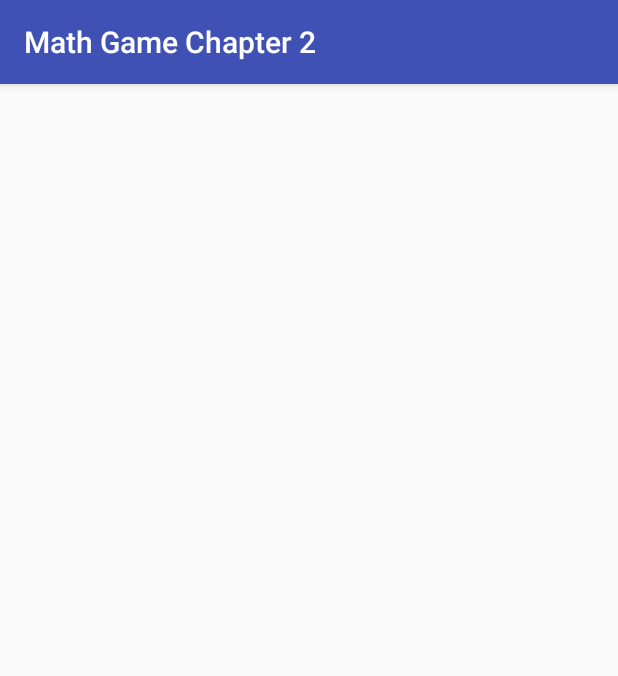
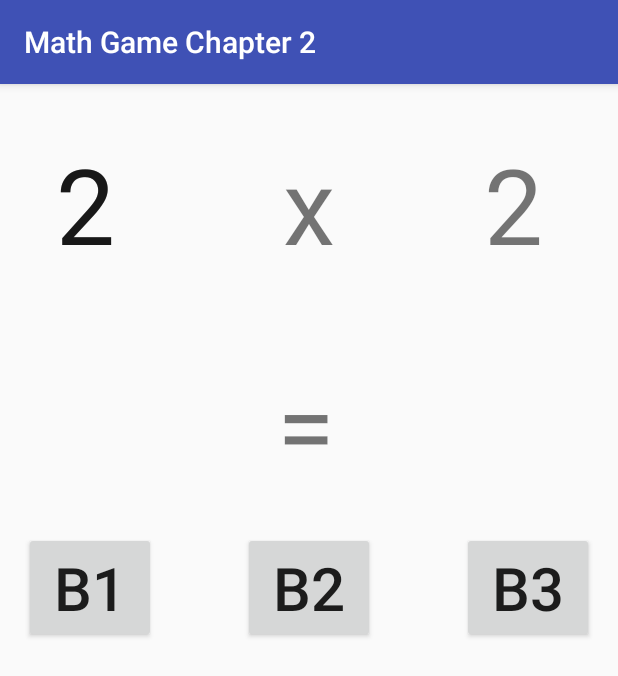
Before and after one commit to GeorgeHernandez/AndroidGame, an Android app: the GameActivity screen opened directly, with no data from a screen before it, on a phone screen of 412 x 824 dp. Shown: the top 676 px of the screen. Run offline under Robolectric (Android 15) with nearby library versions, the phone set to English and light mode, and no system bars.

Commit message:
Added text and buttons.

```diff
--- a/app/src/main/res/layout/activity_game.xml
+++ b/app/src/main/res/layout/activity_game.xml
@@ -10,4 +10,104 @@
     android:paddingTop="@dimen/activity_vertical_margin"
     tools:context="com.georgehernandez.mathgamechapter2.GameActivity">
 
+  <TextView
+      android:text="2"
+      android:layout_width="wrap_content"
+      android:layout_height="wrap_content"
+      android:layout_alignParentTop="true"
+      android:layout_alignParentLeft="true"
+      android:layout_alignParentStart="true"
+      android:layout_marginLeft="21dp"
+      android:layout_marginStart="21dp"
+      android:layout_marginTop="17dp"
+      android:id="@+id/textPartA"
+      android:textSize="70sp"/>
+
+  <TextView
+      android:text="="
+      android:layout_width="wrap_content"
+      android:layout_height="wrap_content"
+      android:layout_below="@+id/textOperator"
+      android:layout_alignRight="@+id/textOperator"
+      android:layout_alignEnd="@+id/textOperator"
+      android:layout_marginTop="53dp"
+      android:id="@+id/textView5"
+      android:textSize="70sp"/>
+
+  <TextView
+      android:text="2"
+      android:layout_width="wrap_content"
+      android:layout_height="wrap_content"
+      android:layout_alignParentTop="true"
+      android:layout_alignParentLeft="true"
+      android:layout_alignParentStart="true"
+      android:layout_marginLeft="21dp"
+      android:layout_marginStart="21dp"
+      android:layout_marginTop="17dp"
+      android:id="@+id/textView7"
+      android:textSize="70sp"/>
+
+  <TextView
+      android:text="2"
+      android:layout_width="wrap_content"
+      android:layout_height="wrap_content"
+      android:layout_marginRight="34dp"
+      android:layout_marginEnd="34dp"
+      android:id="@+id/textPartB"
+      android:layout_alignBaseline="@+id/textOperator"
+      android:layout_alignBottom="@+id/textOperator"
+      android:layout_alignParentRight="true"
+      android:layout_alignParentEnd="true"
+      android:textSize="70sp"/>
+
+  <TextView
+      android:text="2"
+      android:layout_width="wrap_content"
+      android:layout_height="wrap_content"
+      android:id="@+id/textView6"
+      android:textSize="70sp"
+      android:layout_alignBaseline="@+id/textPartA"
+      android:layout_alignBottom="@+id/textPartA"
+      android:layout_alignLeft="@+id/textPartA"
+      android:layout_alignStart="@+id/textPartA"/>
+
+  <TextView
+      android:text="x"
+      android:layout_width="wrap_content"
+      android:layout_height="wrap_content"
+      android:id="@+id/textOperator"
+      android:textSize="70sp"
+      android:layout_alignBaseline="@+id/textPartA"
+      android:layout_alignBottom="@+id/textPartA"
+      android:layout_centerHorizontal="true"/>
+
+  <Button
+      android:text="b1"
+      android:layout_width="wrap_content"
+      android:layout_height="wrap_content"
+      android:layout_below="@+id/textView5"
+      android:layout_alignParentLeft="true"
+      android:layout_alignParentStart="true"
+      android:layout_marginTop="25dp"
+      android:id="@+id/buttonChoice1"
+      android:textSize="40sp"/>
+
+  <Button
+      android:text="b3"
+      android:layout_width="wrap_content"
+      android:layout_height="wrap_content"
+      android:layout_alignTop="@+id/buttonChoice2"
+      android:layout_alignParentRight="true"
+      android:layout_alignParentEnd="true"
+      android:id="@+id/buttonChoice3"
+      android:textSize="40sp"/>
+
+  <Button
+      android:text="b2"
+      android:layout_width="wrap_content"
+      android:layout_height="wrap_content"
+      android:id="@+id/buttonChoice2"
+      android:textSize="40sp"
+      android:layout_alignTop="@+id/buttonChoice1"
+      android:layout_centerHorizontal="true"/>
 </RelativeLayout>
```
